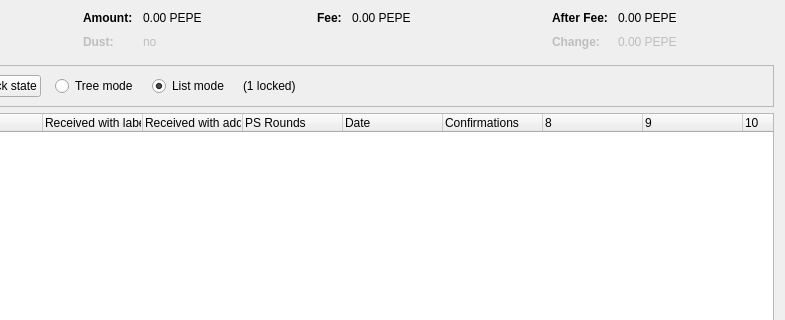
Old version of the form src/qt/forms/coincontroldialog.ui in the repository avgttt/PePe-core; both pictures show x 169 to 954 and y 0 to 320 of the 954 by 500 pixel window.
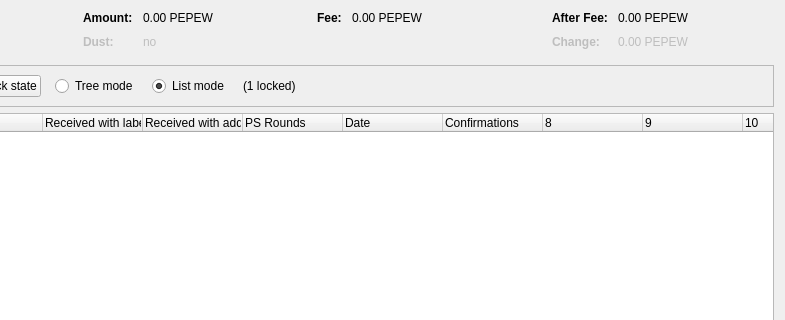
New version of the form. Custom widgets are drawn as their Qt base class.

The edit to the form file:
```diff
--- a/src/qt/forms/coincontroldialog.ui
+++ b/src/qt/forms/coincontroldialog.ui
@@ -132,7 +132,7 @@
           <enum>Qt::ActionsContextMenu</enum>
          </property>
          <property name="text">
-          <string notr="true">0.00 PEPE</string>
+          <string notr="true">0.00 PEPEW</string>
          </property>
          <property name="textInteractionFlags">
           <set>Qt::LinksAccessibleByMouse|Qt::TextSelectableByKeyboard|Qt::TextSelectableByMouse</set>
@@ -212,7 +212,7 @@
           <enum>Qt::ActionsContextMenu</enum>
          </property>
          <property name="text">
-          <string notr="true">0.00 PEPE</string>
+          <string notr="true">0.00 PEPEW</string>
          </property>
          <property name="textInteractionFlags">
           <set>Qt::LinksAccessibleByMouse|Qt::TextSelectableByKeyboard|Qt::TextSelectableByMouse</set>
@@ -257,7 +257,7 @@
           <enum>Qt::ActionsContextMenu</enum>
          </property>
          <property name="text">
-          <string notr="true">0.00 PEPE</string>
+          <string notr="true">0.00 PEPEW</string>
          </property>
          <property name="textInteractionFlags">
           <set>Qt::LinksAccessibleByMouse|Qt::TextSelectableByKeyboard|Qt::TextSelectableByMouse</set>
@@ -292,7 +292,7 @@
           <enum>Qt::ActionsContextMenu</enum>
          </property>
          <property name="text">
-          <string notr="true">0.00 PEPE</string>
+          <string notr="true">0.00 PEPEW</string>
          </property>
          <property name="textInteractionFlags">
           <set>Qt::LinksAccessibleByMouse|Qt::TextSelectableByKeyboard|Qt::TextSelectableByMouse</set>
```
